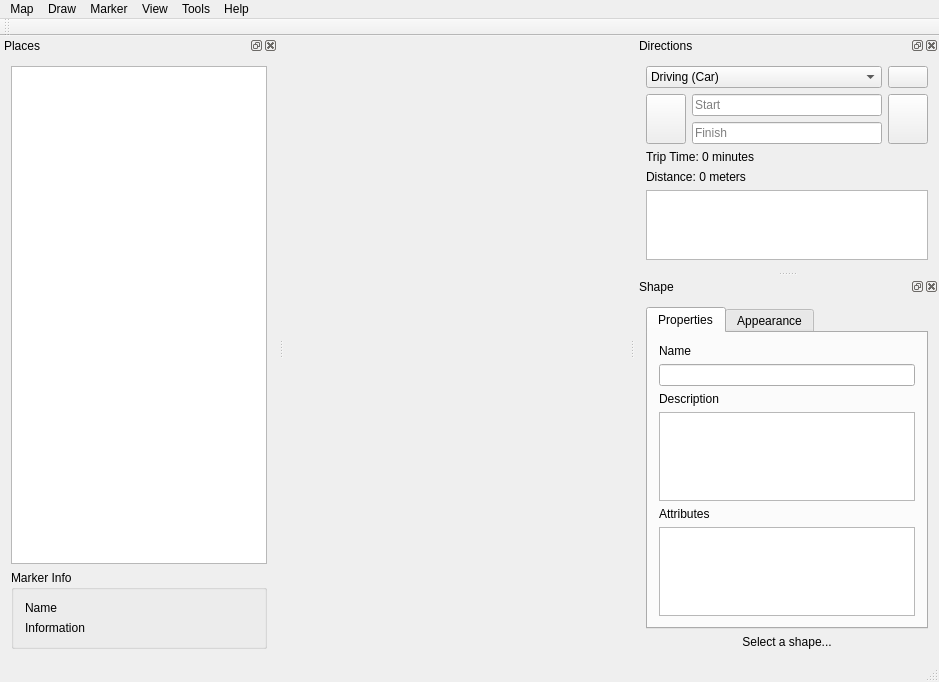
Before: the Qt Designer form explorer/mainwindow.ui in archnemesis/OSMExplorer, drawn with Qt 5.
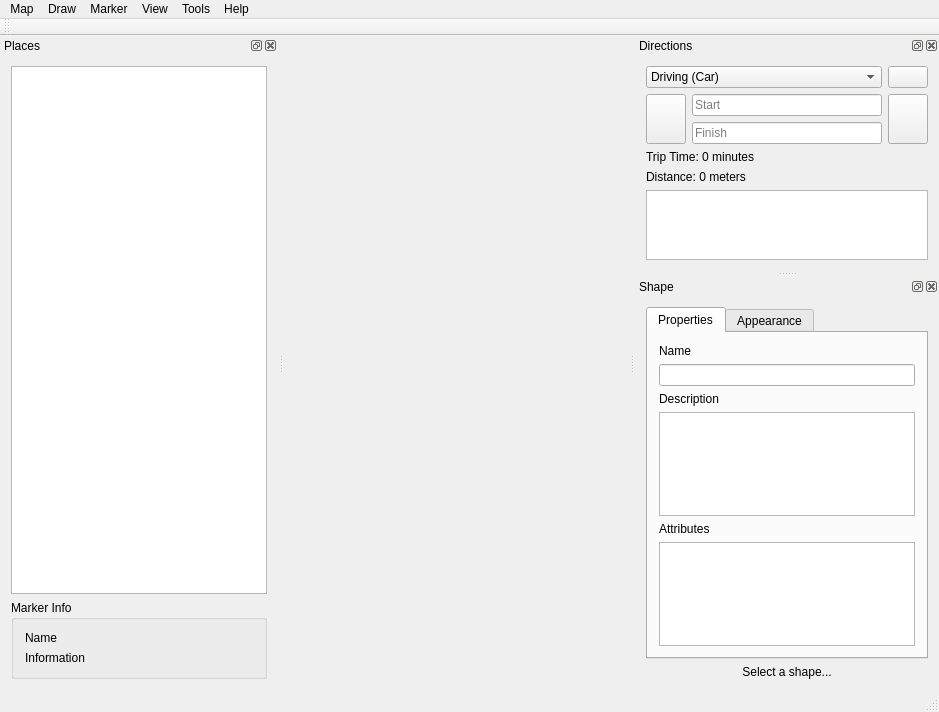
After: the same form once the commit is applied. Icons and pictures are not drawn. Custom widgets are drawn as their Qt base class.

The edit to the form file:
```diff
--- a/explorer/mainwindow.ui
+++ b/explorer/mainwindow.ui
@@ -7,7 +7,7 @@
     <x>0</x>
     <y>0</y>
     <width>939</width>
-    <height>682</height>
+    <height>712</height>
    </rect>
   </property>
   <property name="windowTitle">
```
Left out of the diff: 10 changed lines with no effect on the pictures.
